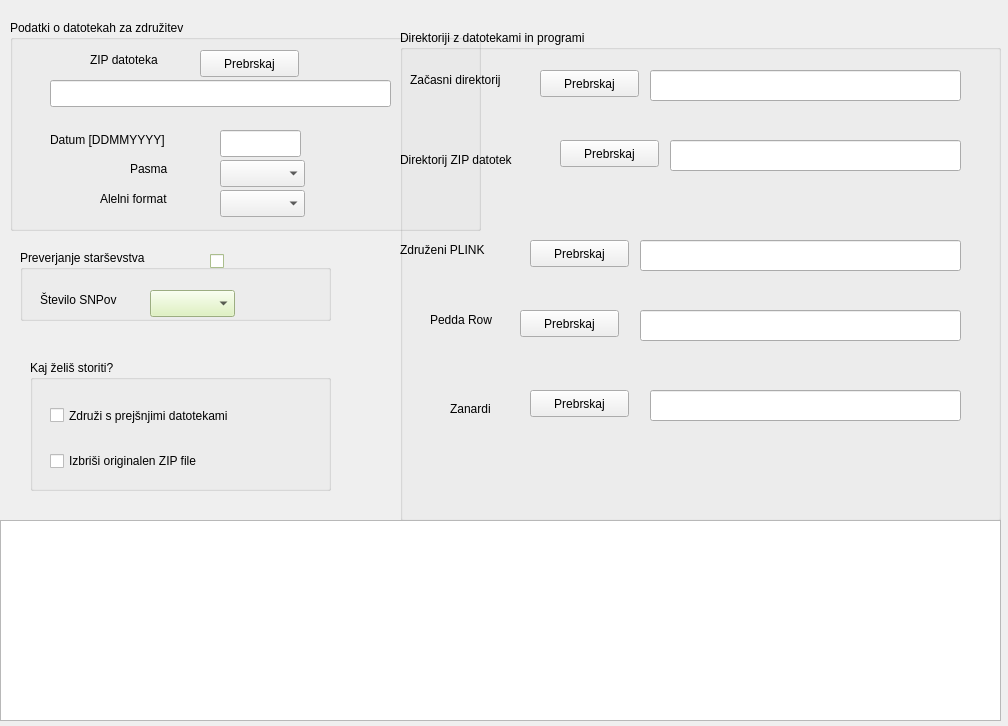
The window that GenoMergeBox.ui (janaobsteter/Genotype_CODES) describes before a commit, drawn with Qt 5.
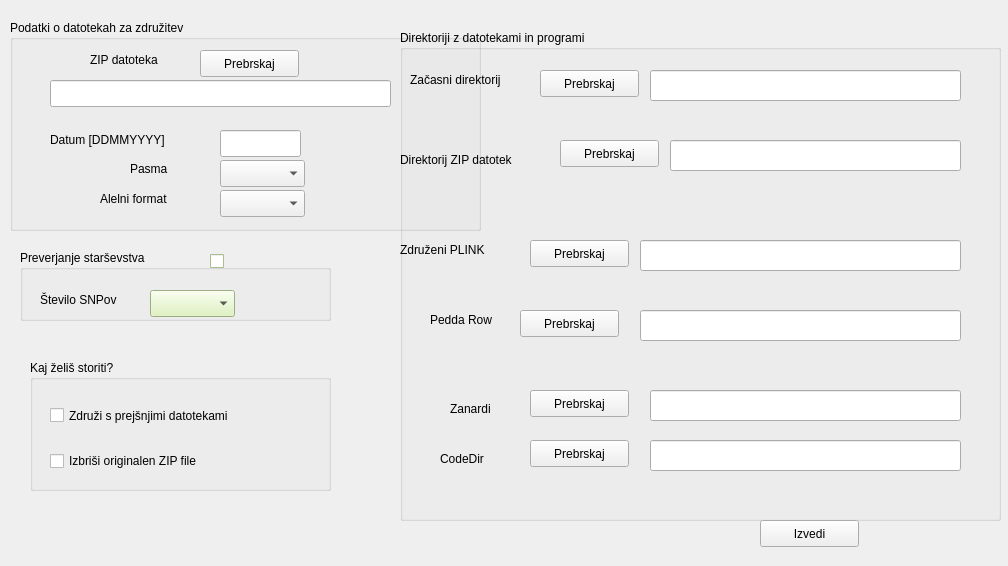
The same window after the commit.

Patch:
```diff
--- a/GenoMergeBox.ui
+++ b/GenoMergeBox.ui
@@ -7,7 +7,7 @@
     <x>0</x>
     <y>0</y>
     <width>1008</width>
-    <height>726</height>
+    <height>566</height>
    </rect>
   </property>
   <property name="windowTitle">
@@ -842,16 +842,55 @@
      <string>Zanardi</string>
     </property>
    </widget>
+   <widget class="QLabel" name="label_10">
+    <property name="geometry">
+     <rect>
+      <x>40</x>
+      <y>420</y>
+      <width>68</width>
+      <height>17</height>
+     </rect>
+    </property>
+    <property name="text">
+     <string>CodeDir</string>
+    </property>
+   </widget>
+   <widget class="QPushButton" name="CodeDir">
+    <property name="geometry">
+     <rect>
+      <x>130</x>
+      <y>410</y>
+      <width>99</width>
+      <height>27</height>
+     </rect>
+    </property>
+    <property name="text">
+     <string>Prebrskaj</string>
+    </property>
+   </widget>
+   <widget class="QLineEdit" name="CodeDirShow">
+    <property name="geometry">
+     <rect>
+      <x>250</x>
+      <y>410</y>
+      <width>311</width>
+      <height>31</height>
+     </rect>
+    </property>
+   </widget>
   </widget>
-  <widget class="QTextBrowser" name="message">
+  <widget class="QPushButton" name="DoEverything">
    <property name="geometry">
     <rect>
-     <x>0</x>
+     <x>760</x>
      <y>520</y>
-     <width>1001</width>
-     <height>201</height>
+     <width>99</width>
+     <height>27</height>
     </rect>
    </property>
+   <property name="text">
+    <string>Izvedi</string>
+   </property>
   </widget>
  </widget>
  <resources/>
```
Left out of the diff: 4 changed lines with no effect on the pictures.
